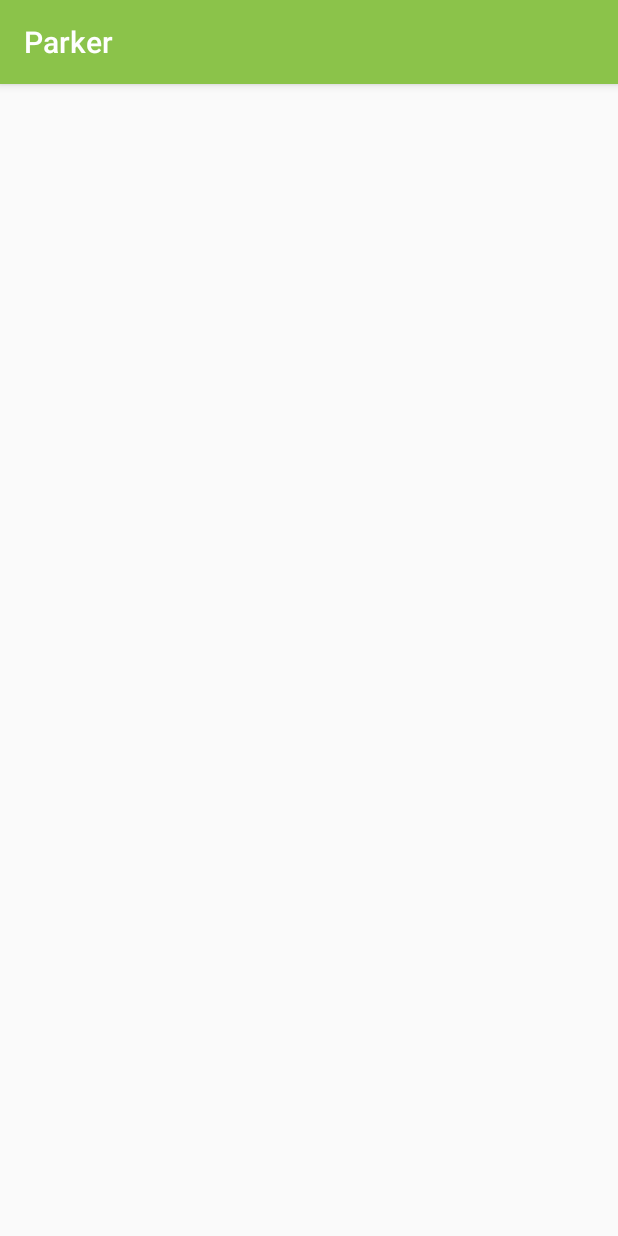
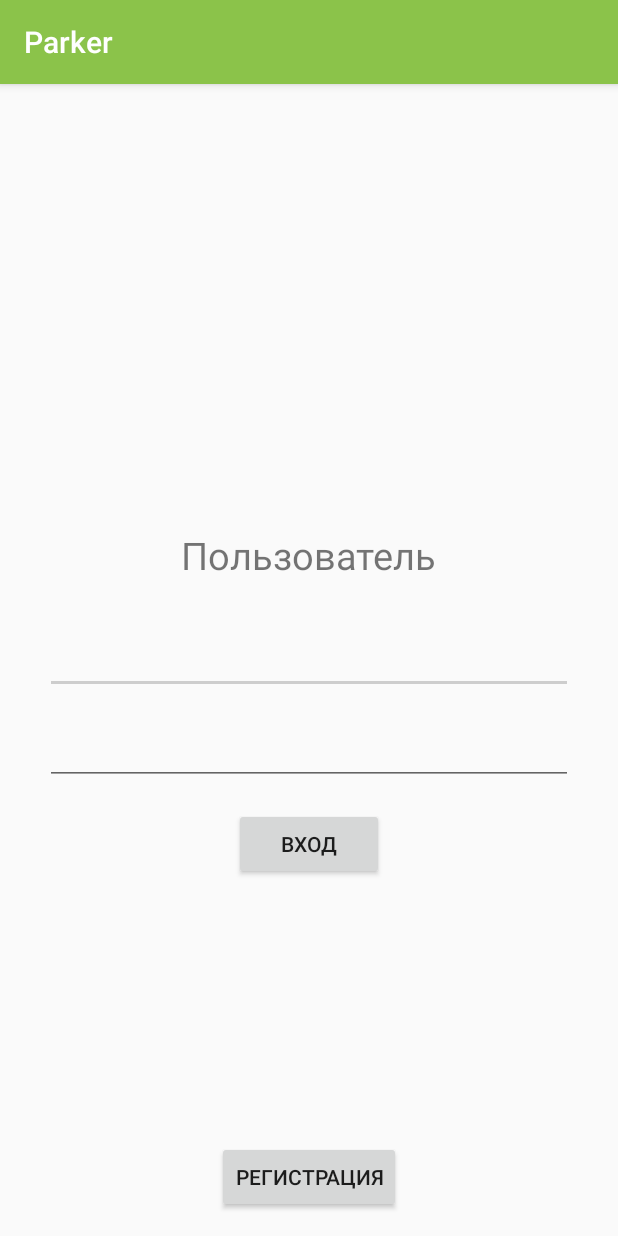
Before and after one commit to Mortd3kay/Hacklife, an Android app: the RegActivity screen opened directly, with no data from a screen before it, on a phone screen of 412 x 824 dp. Run offline under Robolectric (Android 15) with nearby library versions, the phone set to English and light mode, and no system bars.

Commit message:
reg activity starts

```diff
--- a/Android App/Parker/app/src/main/java/com/hacklife/parker/activities/RegActivity.java
+++ b/Android App/Parker/app/src/main/java/com/hacklife/parker/activities/RegActivity.java
@@ -1,16 +1,25 @@
 package com.hacklife.parker.activities;
 
 import androidx.appcompat.app.AppCompatActivity;
+import androidx.fragment.app.Fragment;
+import androidx.fragment.app.FragmentManager;
 
 import android.os.Bundle;
+import android.widget.FrameLayout;
 
 import com.hacklife.parker.R;
+import com.hacklife.parker.fragments.LoginFragment;
 
 public class RegActivity extends AppCompatActivity {
+
+    FragmentManager fm;
 
     @Override
     protected void onCreate(Bundle savedInstanceState) {
         super.onCreate(savedInstanceState);
         setContentView(R.layout.activity_reg);
+
+        fm = getSupportFragmentManager();
+        fm.beginTransaction().add(R.id.frame, LoginFragment.newInstance(null, null)).commit();
     }
 }
--- /dev/null
+++ b/Android App/Parker/app/src/main/java/com/hacklife/parker/fragments/LoginFragment.java
@@ -0,0 +1,39 @@
+package com.hacklife.parker.fragments;
+
+import android.os.Bundle;
+
+import androidx.fragment.app.Fragment;
+
+import android.view.LayoutInflater;
+import android.view.View;
+import android.view.ViewGroup;
+
+import com.hacklife.parker.R;
+
+
+public class LoginFragment extends Fragment {
+
+
+    public LoginFragment() {
+        // Required empty public constructor
+    }
+
+
+    public static LoginFragment newInstance(String param1, String param2) {
+        LoginFragment fragment = new LoginFragment();
+
+        return fragment;
+    }
+
+    @Override
+    public void onCreate(Bundle savedInstanceState) {
+        super.onCreate(savedInstanceState);
+    }
+
+    @Override
+    public View onCreateView(LayoutInflater inflater, ViewGroup container,
+                             Bundle savedInstanceState) {
+        View v = inflater.inflate(R.layout.fragment_login, container, false);
+        return v;
+    }
+}
--- a/Android App/Parker/app/src/main/res/layout/activity_reg.xml
+++ b/Android App/Parker/app/src/main/res/layout/activity_reg.xml
@@ -1,9 +1,11 @@
 <?xml version="1.0" encoding="utf-8"?>
-<androidx.constraintlayout.widget.ConstraintLayout xmlns:android="http://schemas.android.com/apk/res/android"
+<FrameLayout xmlns:android="http://schemas.android.com/apk/res/android"
     xmlns:app="http://schemas.android.com/apk/res-auto"
     xmlns:tools="http://schemas.android.com/tools"
     android:layout_width="match_parent"
     android:layout_height="match_parent"
-    tools:context=".activities.RegActivity">
+    tools:context=".activities.RegActivity"
+    android:id="@+id/frame">
 
-</androidx.constraintlayout.widget.ConstraintLayout>
+
+</FrameLayout>
--- /dev/null
+++ b/Android App/Parker/app/src/main/res/layout/fragment_login.xml
@@ -0,0 +1,50 @@
+<?xml version="1.0" encoding="utf-8"?>
+<RelativeLayout xmlns:android="http://schemas.android.com/apk/res/android"
+    xmlns:tools="http://schemas.android.com/tools"
+    android:layout_width="match_parent"
+    android:layout_height="match_parent"
+    tools:context=".fragments.LoginFragment">
+
+    <TextView
+        android:layout_width="wrap_content"
+        android:layout_height="wrap_content"
+        android:text="Пользователь"
+        android:layout_centerHorizontal="true"
+        android:layout_above="@id/email_Login_input"
+        android:layout_marginBottom="30dp"
+        android:textSize="25sp"/>
+
+    <EditText
+        android:id="@+id/email_Login_input"
+        android:layout_width="match_parent"
+        android:layout_height="wrap_content"
+        android:layout_marginHorizontal="30dp"
+        android:layout_centerInParent="true"/>
+
+    <EditText
+        android:id="@+id/pass_Login_input"
+        android:layout_width="match_parent"
+        android:layout_height="wrap_content"
+        android:layout_marginHorizontal="30dp"
+        android:layout_marginVertical="15dp"
+        android:layout_below="@id/email_Login_input"/>
+
+    <Button
+        android:id="@+id/login_btn"
+        android:layout_width="100dp"
+        android:layout_height="wrap_content"
+        android:text="Вход"
+        android:layout_below="@id/pass_Login_input"
+        android:layout_centerHorizontal="true"/>
+
+    <Button
+        android:id="@+id/reg_btn"
+        android:layout_width="wrap_content"
+        android:layout_height="wrap_content"
+        android:text="Регистрация"
+        android:layout_centerHorizontal="true"
+        android:layout_alignParentBottom="true"
+        android:layout_margin="15dp"/>
+
+
+</RelativeLayout>
--- a/Android App/Parker/app/src/main/res/menu/bottom_nav_menu.xml
+++ b/Android App/Parker/app/src/main/res/menu/bottom_nav_menu.xml
@@ -7,7 +7,7 @@
 
     <item
         android:id="@+id/navigation_event"
-        android:icon="@drawable/ic_dashboard_black_24dp" />
+        android:icon="@drawable/ic_event" />
 
     <item
         android:id="@+id/navigation_notifications"
```
Also changed, not shown: Android App/Parker/app/src/main/java/com/hacklife/parker/fragments/AdminLoginFragment.java (added, +66 -0 lines), Android App/Parker/app/src/main/java/com/hacklife/parker/fragments/RegFragment.java (added, +52 -0 lines), Android App/Parker/app/src/main/res/layout/fragment_admin_login.xml (added, +50 -0 lines), Android App/Parker/app/src/main/res/layout/fragment_reg.xml (added, +65 -0 lines).
